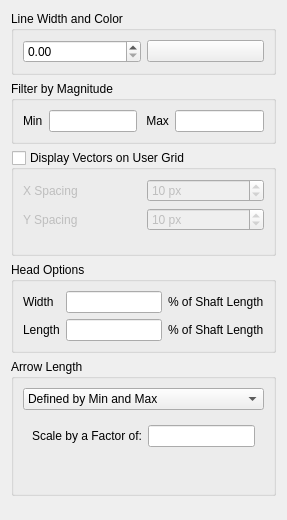
Qt form src/ui/mesh/qgsmeshrenderervectorsettingswidgetbase.ui (carsmie/QGIS) before a commit.
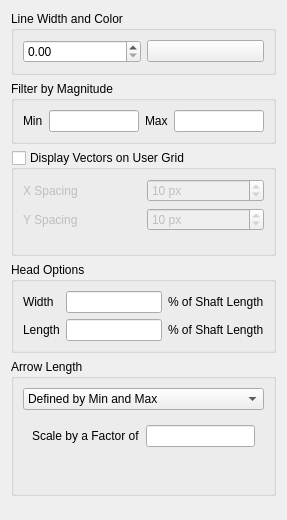
The same form after that commit. The open tabs and pages were chosen to show the change. Custom widgets are drawn as their Qt base class.

```diff
--- a/src/ui/mesh/qgsmeshrenderervectorsettingswidgetbase.ui
+++ b/src/ui/mesh/qgsmeshrenderervectorsettingswidgetbase.ui
@@ -51,7 +51,7 @@
       <item>
        <widget class="QLabel" name="maximumMagLabel">
         <property name="text">
-         <string> Max</string>
+         <string>Max</string>
         </property>
        </widget>
       </item>
@@ -256,7 +256,7 @@
           <item row="0" column="0">
            <widget class="QLabel" name="scaleByFactorOfLabel">
             <property name="text">
-             <string>Scale by a Factor of:</string>
+             <string>Scale by a Factor of</string>
             </property>
            </widget>
           </item>
```
